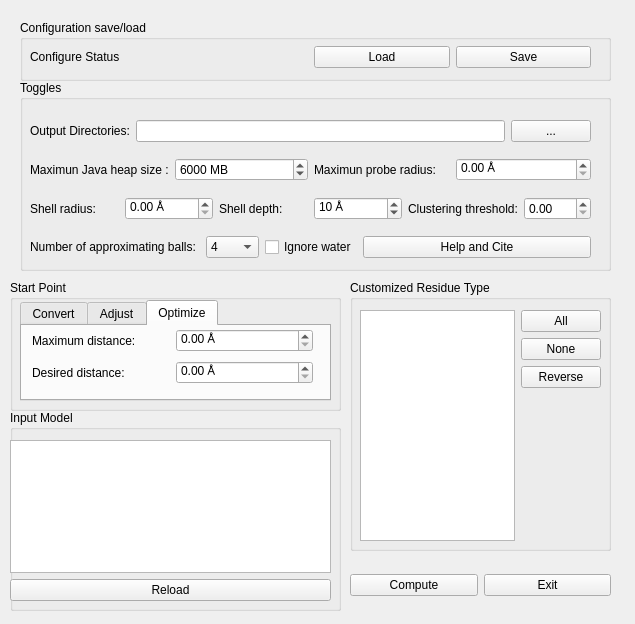
Qt form Caver4/ui/caver.ui (YaoYinYing/caver-pymol-plugin) before a commit.
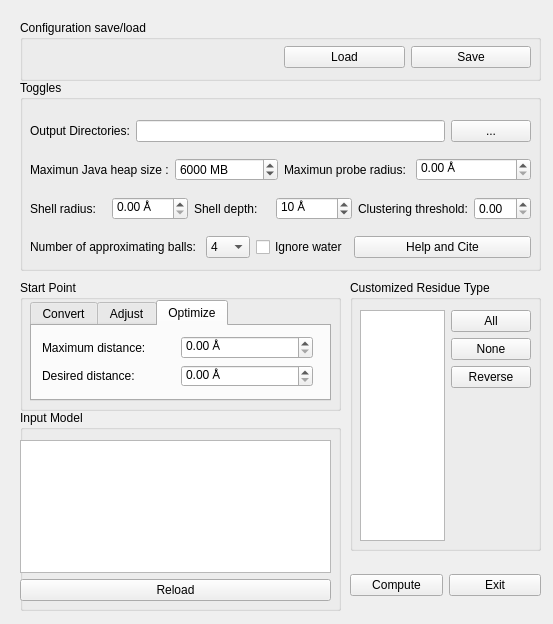
The same form after that commit. The open tabs and pages were chosen to show the change.

Diff of the .ui file:
```diff
--- a/Caver4/ui/caver.ui
+++ b/Caver4/ui/caver.ui
@@ -6,7 +6,7 @@
    <rect>
     <x>0</x>
     <y>0</y>
-    <width>635</width>
+    <width>553</width>
     <height>624</height>
    </rect>
   </property>
@@ -18,7 +18,7 @@
     <rect>
      <x>20</x>
      <y>20</y>
-     <width>591</width>
+     <width>521</width>
      <height>61</height>
     </rect>
    </property>
@@ -30,7 +30,7 @@
      <rect>
       <x>10</x>
       <y>20</y>
-      <width>561</width>
+      <width>501</width>
       <height>34</height>
      </rect>
     </property>
@@ -38,7 +38,7 @@
      <item>
       <widget class="QLabel" name="label_configStatus">
        <property name="text">
-        <string>Configure Status</string>
+        <string/>
        </property>
       </widget>
      </item>
@@ -68,7 +68,7 @@
     <rect>
      <x>20</x>
      <y>80</y>
-     <width>591</width>
+     <width>521</width>
      <height>191</height>
     </rect>
    </property>
@@ -80,7 +80,7 @@
      <rect>
       <x>10</x>
       <y>30</y>
-      <width>561</width>
+      <width>501</width>
       <height>161</height>
      </rect>
     </property>
@@ -292,9 +292,9 @@
   <widget class="QGroupBox" name="groupBox_3">
    <property name="geometry">
     <rect>
-     <x>10</x>
+     <x>20</x>
      <y>410</y>
-     <width>331</width>
+     <width>321</width>
      <height>201</height>
     </rect>
    </property>
@@ -306,7 +306,7 @@
      <rect>
       <x>0</x>
       <y>30</y>
-      <width>321</width>
+      <width>311</width>
       <height>161</height>
      </rect>
     </property>
@@ -327,9 +327,9 @@
   <widget class="QGroupBox" name="groupBox_4">
    <property name="geometry">
     <rect>
-     <x>10</x>
+     <x>20</x>
      <y>280</y>
-     <width>331</width>
+     <width>321</width>
      <height>131</height>
     </rect>
    </property>
@@ -341,7 +341,7 @@
      <rect>
       <x>10</x>
       <y>20</y>
-      <width>311</width>
+      <width>301</width>
       <height>101</height>
      </rect>
     </property>
@@ -513,9 +513,9 @@
       <property name="geometry">
        <rect>
         <x>10</x>
-        <y>0</y>
-        <width>281</width>
-        <height>61</height>
+        <y>10</y>
+        <width>271</width>
+        <height>51</height>
        </rect>
       </property>
       <layout class="QVBoxLayout" name="verticalLayout_4">
@@ -565,7 +565,7 @@
     <rect>
      <x>350</x>
      <y>560</y>
-     <width>261</width>
+     <width>191</width>
      <height>51</height>
     </rect>
    </property>
@@ -591,7 +591,7 @@
     <rect>
      <x>350</x>
      <y>280</y>
-     <width>261</width>
+     <width>191</width>
      <height>271</height>
     </rect>
    </property>
@@ -603,7 +603,7 @@
      <rect>
       <x>10</x>
       <y>30</y>
-      <width>241</width>
+      <width>171</width>
       <height>231</height>
      </rect>
     </property>
```
Left out of the diff: 6 changed lines with no effect on the pictures.
